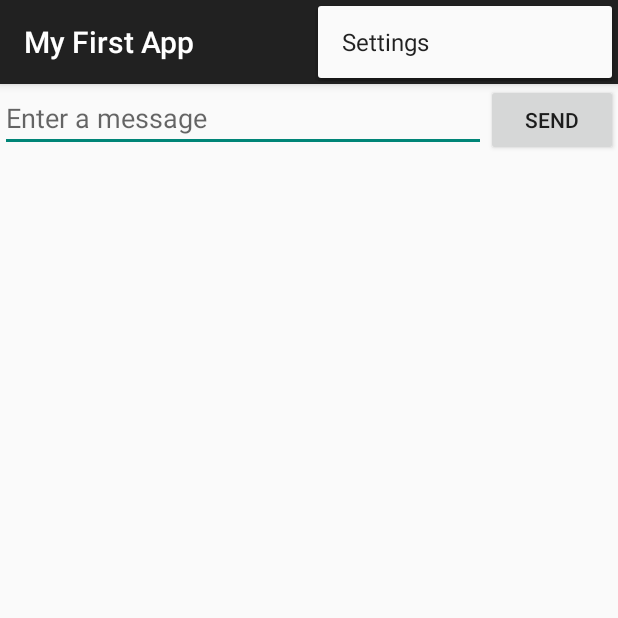
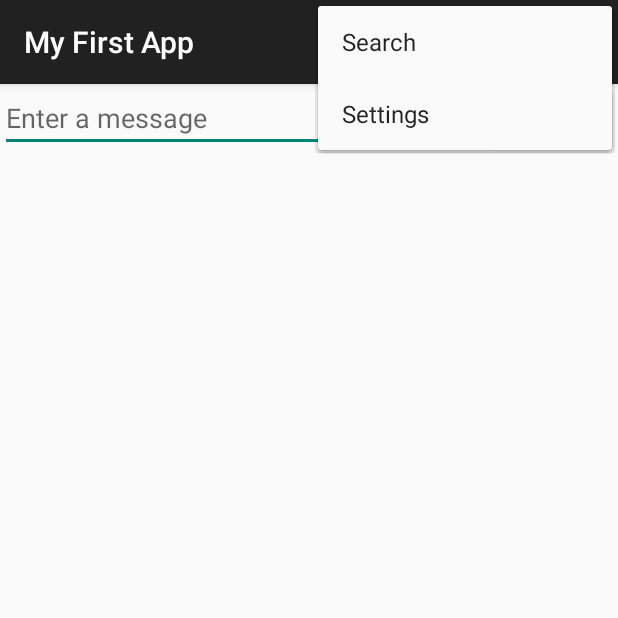
Before and after one commit to Alwayswithme/My-First-App, an Android app: the screen it shows after launch (MyActivity), with the options menu open, on a phone screen of 412 x 824 dp, the top half of it. Run offline under Robolectric (Android 15) with nearby library versions, the phone set to English and light mode, and no system bars.

Commit message:
action bar

```diff
--- a/app/src/main/AndroidManifest.xml
+++ b/app/src/main/AndroidManifest.xml
@@ -2,6 +2,7 @@
 <manifest xmlns:android="http://schemas.android.com/apk/res/android"
     package="phx.me.myfirstapp">
 
+  <uses-sdk android:minSdkVersion="15"  android:targetSdkVersion="22"/>
   <application
       android:allowBackup="true"
       android:icon="@mipmap/ic_launcher"
--- a/app/src/main/java/phx/me/myfirstapp/MyActivity.java
+++ b/app/src/main/java/phx/me/myfirstapp/MyActivity.java
@@ -4,6 +4,7 @@ import android.content.Intent;
 import android.support.v7.app.AppCompatActivity;
 import android.os.Bundle;
 import android.view.Menu;
+import android.view.MenuInflater;
 import android.view.MenuItem;
 import android.view.View;
 import android.widget.EditText;
@@ -20,9 +21,10 @@ public class MyActivity extends AppCompatActivity {
 
     @Override
     public boolean onCreateOptionsMenu(Menu menu) {
-        // Inflate the menu; this adds items to the action bar if it is present.
-        getMenuInflater().inflate(R.menu.menu_my, menu);
-        return true;
+        // Inflate the menu items for use in the action bar
+        MenuInflater inflater = getMenuInflater();
+        inflater.inflate(R.menu.main_activity_actions, menu);
+        return super.onCreateOptionsMenu(menu);
     }
 
     @Override
--- /dev/null
+++ b/app/src/main/res/menu/main_activity_actions.xml
@@ -0,0 +1,13 @@
+<?xml version="1.0" encoding="utf-8"?>
+<menu xmlns:android="http://schemas.android.com/apk/res/android">
+  <!-- Search, should appear as action button -->
+  <item android:id="@+id/action_search"
+        android:icon="@drawable/ic_search_black_24dp"
+        android:title="@string/action_search"
+        android:showAsAction="ifRoom" />
+  <!-- Settings, should always be in the overflow -->
+  <item android:id="@+id/action_settings"
+        android:title="@string/action_settings"
+        android:showAsAction="never" />
+
+</menu>
--- a/app/src/main/res/values/strings.xml
+++ b/app/src/main/res/values/strings.xml
@@ -2,6 +2,7 @@
   <string name="app_name">My First App</string>
 
   <string name="action_settings">Settings</string>
+  <string name="action_search">Search</string>
   <string name="edit_message">Enter a message</string>
   <string name="button_send">Send</string>
   <string name="title_activity_main">MainActivity</string>
```
Also changed, not shown: app/src/main/res/drawable/ic_search_black_24dp.png (added).
